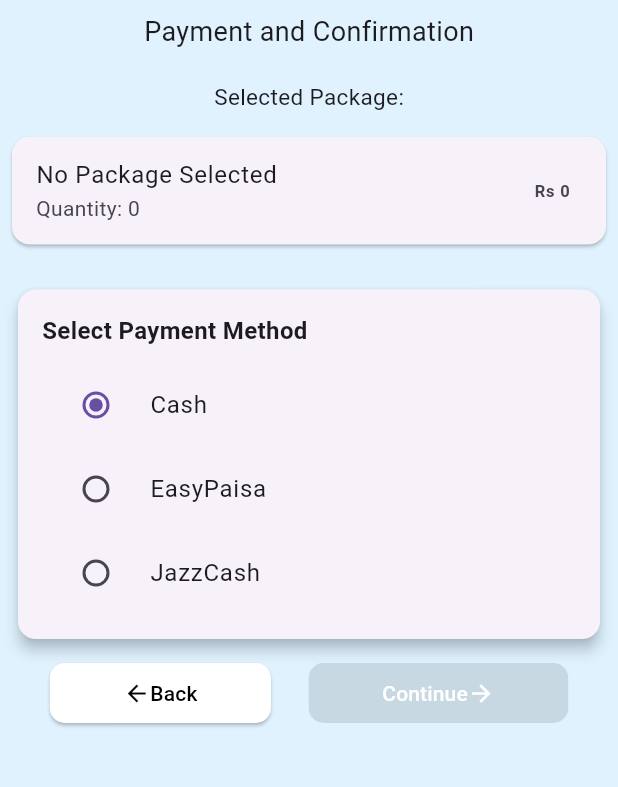
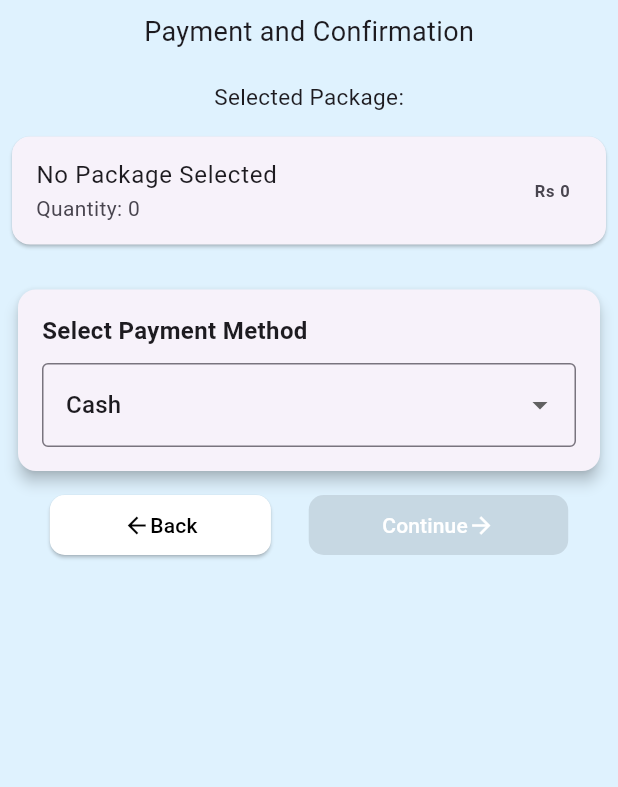
Before and after one commit to bilalfarid-1/flutter_project, a Flutter app: the PaymentScreen screen opened directly with empty values, on a phone screen of 412 x 824 dp, the part 150-937 px from its top. Run offline on Flutter 3.47's test engine with Material 3 defaults, Android fonts, the phone set to English and light mode, and no system bars; our stand-ins replace cloud_firestore, dropdown_search, firebase_auth, firebase_core; accounts and stored records are empty.

Commit message:
feat(booking_ui): add payment method selector and pass route details to service

```diff
--- a/swift_trip/lib/screen/payment_screen.dart
+++ b/swift_trip/lib/screen/payment_screen.dart
@@ -9,11 +9,15 @@ class PaymentScreen extends StatefulWidget {
   final Map<String, dynamic>? selectedPackage;
   final int groupSize;
   final int totalPrice;
+  final String fromCity;
+  final String toCity;
   const PaymentScreen({
     super.key,
     this.selectedPackage,
     required this.groupSize,
     required this.totalPrice,
+    required this.fromCity,
+    required this.toCity,
   });
   @override
   State<PaymentScreen> createState() {
@@ -23,7 +27,7 @@ class PaymentScreen extends StatefulWidget {
 
 class _PaymentScreenState extends State<PaymentScreen> {
   int selectedIndex = 4;
-  String selectedPaymentMethod = "Cash";
+  String _paymentMethod = 'Cash';
 
   @override
   Widget build(context) {
@@ -50,8 +54,8 @@ class _PaymentScreenState extends State<PaymentScreen> {
                   margin: EdgeInsets.symmetric(vertical: 6),
                   child: ListTile(
                     title: Text(
-                      widget.selectedPackage?['title']?? "No Package Selected"
-                          .toString(),
+                      widget.selectedPackage?['title'] ??
+                          "No Package Selected".toString(),
                     ),
                     subtitle: Text("Quantity: ${widget.groupSize}"),
                     trailing: Text(
@@ -83,36 +87,29 @@ class _PaymentScreenState extends State<PaymentScreen> {
 
                         SizedBox(height: 10),
 
-                        RadioListTile(
-                          title: Text("Cash"),
-                          value: "Cash",
-                          groupValue: selectedPaymentMethod,
+                        // Payment method selector
+                        DropdownButtonFormField<String>(
+                          value: _paymentMethod,
+                          decoration: const InputDecoration(
+                            border: OutlineInputBorder(),
+                          ),
+                          items: const [
+                            DropdownMenuItem(
+                              value: 'Cash',
+                              child: Text('Cash'),
+                            ),
+                            DropdownMenuItem(
+                              value: 'Credit Card',
+                              child: Text('Credit Card'),
+                            ),
+                            DropdownMenuItem(
+                              value: 'EasyPaisa',
+                              child: Text('EasyPaisa'),
+                            ),
+                          ],
                           onChanged: (value) {
-                            setState(() {
-                              selectedPaymentMethod = value.toString();
-                            });
-                          },
-                        ),
-
-                        RadioListTile(
-                          title: Text("EasyPaisa"),
-                          value: "EasyPaisa",
-                          groupValue: selectedPaymentMethod,
-                          onChanged: (value) {
-                            setState(() {
-                              selectedPaymentMethod = value.toString();
-                            });
-                          },
-                        ),
-
-                        RadioListTile(
-                          title: Text("JazzCash"),
-                          value: "JazzCash",
-                          groupValue: selectedPaymentMethod,
-                          onChanged: (value) {
-                            setState(() {
-                              selectedPaymentMethod = value.toString();
-                            });
+                            if (value == null) return;
+                            setState(() => _paymentMethod = value);
                           },
                         ),
                       ],
@@ -122,18 +119,16 @@ class _PaymentScreenState extends State<PaymentScreen> {
 
                 Buttons(
                   nextScreen: destination(),
-                  disabledContinueButton:
-                      widget.selectedPackage == null,
-                      confirmPayment: () async {
-                    final pkg = widget.selectedPackage
-                        as Map<String, dynamic>;
+                  disabledContinueButton: widget.selectedPackage == null,
+                  confirmPayment: () async {
+                    final pkg = widget.selectedPackage as Map<String, dynamic>;
 
                     final String packageId = pkg['id'];
                     final String userId =
                         FirebaseAuth.instance.currentUser!.uid;
                     final int seats = widget.groupSize;
-                    final double pricePerPerson =
-                        (pkg['price'] as num).toDouble();
+                    final double pricePerPerson = (pkg['price'] as num)
+                        .toDouble();
 
                     try {
                       await BookingService().bookPackage(
@@ -141,6 +136,9 @@ class _PaymentScreenState extends State<PaymentScreen> {
                         userId,
                         seats,
                         pricePerPerson,
+                        widget.fromCity,
+                        widget.toCity,
+                        _paymentMethod,
                       );
 
                       if (!mounted) return;
@@ -152,9 +150,7 @@ class _PaymentScreenState extends State<PaymentScreen> {
                     } catch (e) {
                       if (!mounted) return;
                       ScaffoldMessenger.of(context).showSnackBar(
-                        SnackBar(
-                          content: Text('Booking failed: $e'),
-                        ),
+                        SnackBar(content: Text('Booking failed: $e')),
                       );
                     }
                   },
```
Also changed, not shown: swift_trip/lib/screen/Package.dart (+3 -4 lines).
